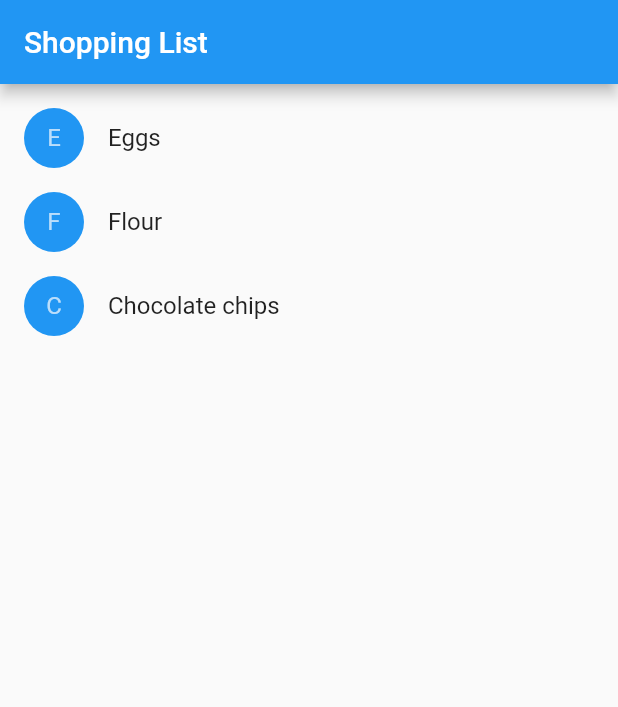
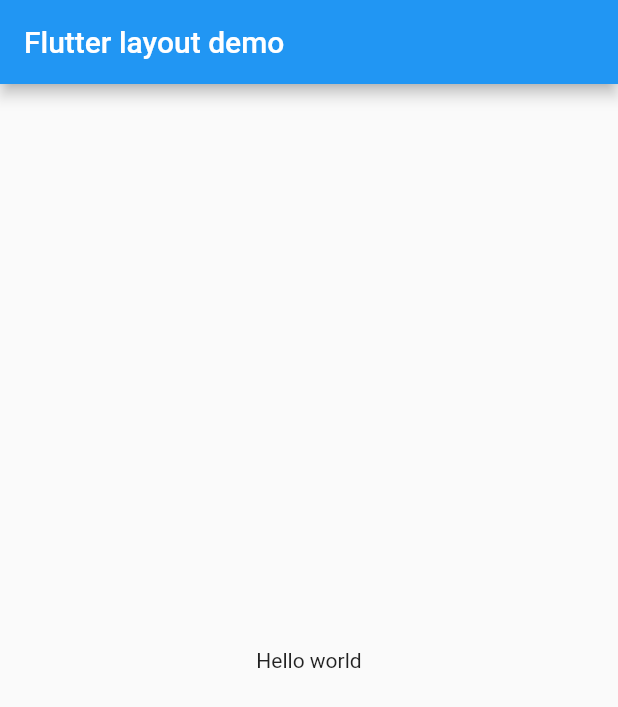
Before and after one commit to jchr86/flutter-dev, a Flutter app: the screen it shows after launch, on a phone screen of 412 x 824 dp. Shown: the top 707 px of the screen. Run offline on Flutter 3.47's test engine with Material 2 defaults, Android fonts, the phone set to English and light mode, and no system bars.

Commit message:
Layout widget.

```diff
--- a/lib/main.dart
+++ b/lib/main.dart
@@ -1,95 +1,19 @@
 import 'package:flutter/material.dart';
 
-void main() => runApp(MaterialApp(
-  title: 'Shopping App',
-  home: ShoppingList(
-    products: <Product>[
-      Product(name: 'Eggs'),
-      Product(name: 'Flour'),
-      Product(name: 'Chocolate chips'),
-    ],
-  ),
-));
+void main() => runApp(MyApp());
 
-class Product {
-  const Product({this.name});
-
-  final String name;
-}
-
-typedef void CartChangedCallback(Product product, bool inCart);
-
-class ShoppingListItem extends StatelessWidget {
-  ShoppingListItem({Product product, this.inCart, this.onCartChanged}) : product = product, super(key: ObjectKey(product));
-
-  final Product product;
-  final bool inCart;
-  final CartChangedCallback onCartChanged;
-
-  Color _getColor(BuildContext context) {
-    return inCart ? Colors.black54 : Theme.of(context).primaryColor;
-  }
-
-  TextStyle _getTextStyle(BuildContext context) {
-    if (!inCart) return null;
-
-    return TextStyle(
-      color: Colors.black54,
-      decoration: TextDecoration.lineThrough,
-    );
-  }
-
+class MyApp extends StatelessWidget {
   @override
   Widget build(BuildContext context) {
-    return ListTile(
-      onTap: () {
-        onCartChanged(product, inCart);
-      },
-      leading: CircleAvatar(
-        backgroundColor: _getColor(context),
-        child: Text(product.name[0]),
-      ),
-      title: Text(product.name, style: _getTextStyle(context)),
-    );
-  }
-}
-
-class ShoppingList extends StatefulWidget {
-  ShoppingList({Key key, this.products}) : super(key: key) ;
-
-  final List<Product> products;
-
-  @override
-  _ShoppingListState createState() => _ShoppingListState();
-}
-
-class _ShoppingListState extends State<ShoppingList> {
-  Set<Product> _shoppingCart = Set<Product>();
-
-  void _handleCartChanged(Product product, bool inCart) {
-    setState(() {
-      if (!inCart)
-        _shoppingCart.add(product);
-      else
-        _shoppingCart.remove(product);
-    });
-  }
-
-  @override
-  Widget build(BuildContext context) {
-    return Scaffold(
-      appBar: AppBar(
-        title: Text('Shopping List'),
-      ),
-      body: ListView(
-        padding: EdgeInsets.symmetric(vertical: 8.0),
-        children: widget.products.map((Product product) {
-          return ShoppingListItem(
-            product: product,
-            inCart: _shoppingCart.contains(product),
-            onCartChanged: _handleCartChanged,
-          );
-        }).toList(),
+    return MaterialApp(
+      title: 'Flutter layout demo',
+      home: Scaffold(
+        appBar: AppBar(
+          title: Text('Flutter layout demo'),
+        ),
+        body: Center(
+          child: Text('Hello world'),
+        ),
       ),
     );
   }
```
